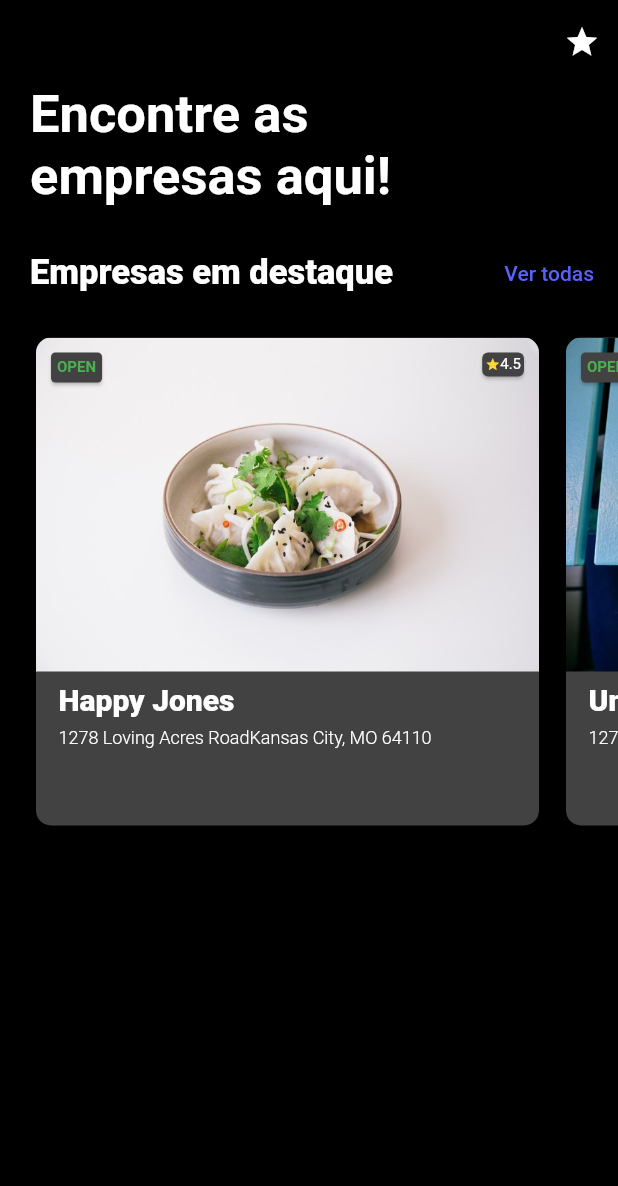
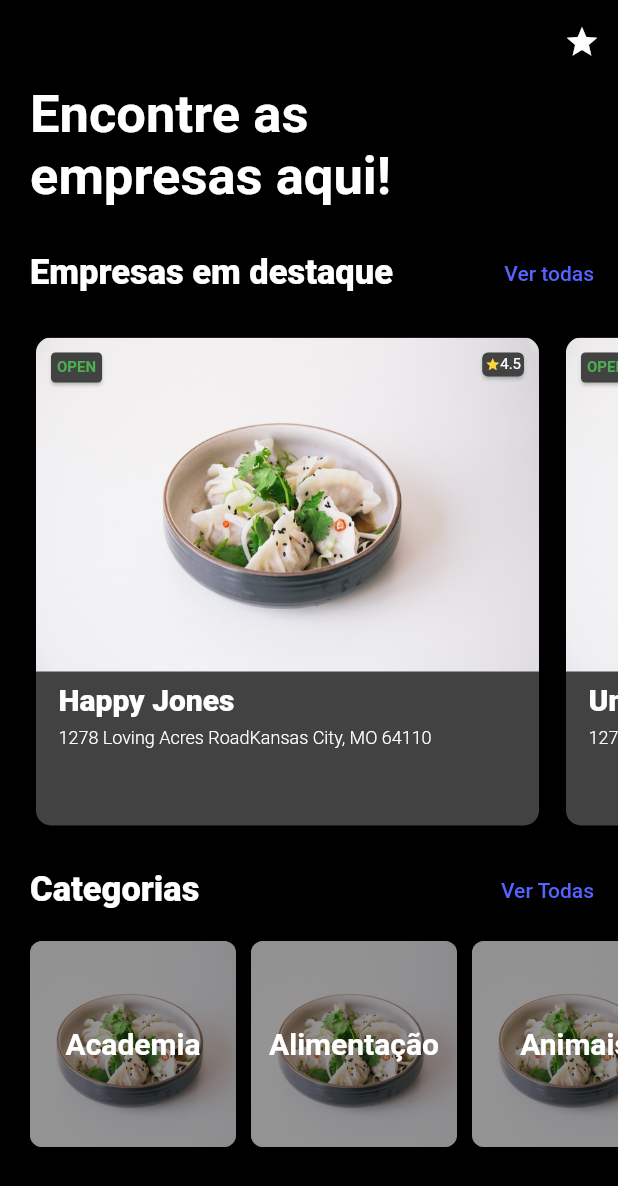
Before and after one commit to shinoda-labs/Encontre-Ai, a Flutter app: the screen it shows after launch, on a phone screen of 412 x 824 dp. Shown: the top 1186 px of the screen. Run offline on Flutter 3.47's test engine with Material 2 defaults, Android fonts, the phone set to English and light mode, and no system bars.

Commit message:
Slider Categorias

```diff
--- a/lib/screen/home.dart
+++ b/lib/screen/home.dart
@@ -1,6 +1,7 @@
 import 'package:encontre_ai/widgets/slide_item.dart';
 import 'package:flutter/material.dart';
 import 'package:encontre_ai/utils/emrpesas.dart';
+import 'package:encontre_ai/utils/categories.dart';
 
 class Home extends StatefulWidget {
   @override
@@ -8,7 +9,6 @@ class Home extends StatefulWidget {
 }
 
 class _HomeState extends State<Home> {
-
   @override
   Widget build(BuildContext context) {
     return Scaffold(
@@ -71,7 +71,91 @@ class _HomeState extends State<Home> {
               },
             ),
           ),
-          SizedBox(height: 10.0)
+          SizedBox(height: 10.0),
+          Row(
+            mainAxisAlignment: MainAxisAlignment.spaceBetween,
+            children: <Widget>[
+              Text(
+                "Categorias",
+                style: TextStyle(fontSize: 23, fontWeight: FontWeight.w800),
+              ),
+              FlatButton(
+                child: Text(
+                  "Ver Todas",
+                  style: TextStyle(color: Theme.of(context).accentColor),
+                ),
+                onPressed: () {},
+              )
+            ],
+          ),
+          SizedBox(
+            height: 10.0,
+          ),
+          Container(
+              height: MediaQuery.of(context).size.height/6,
+              child: ListView.builder(
+                primary: false,
+                scrollDirection: Axis.horizontal,
+                shrinkWrap: true,
+                itemCount: categories == null ? 0:categories.length,
+                itemBuilder: (BuildContext context, int index) {
+                  Map cat = categories[index];
+                  return Padding(
+                    padding: EdgeInsets.only(right: 10.0),
+                    child: ClipRRect(
+                      borderRadius: BorderRadius.circular(8.0),
+                      child: Stack(
+                        children: <Widget>[
+                          Image.asset(
+                            cat["img"],
+                            height: MediaQuery.of(context).size.height/6,
+                            width: MediaQuery.of(context).size.height/6,
+                            fit: BoxFit.cover,
+                          ),
+                          Container(
+                            decoration: BoxDecoration(
+                              gradient: LinearGradient(
+                                begin: Alignment.topCenter,
+                                end: Alignment.bottomCenter,
+                                stops: [0.2, 0.7],
+                                colors: [
+                                  Color.fromARGB(100, 0, 0, 0),
+                                  Color.fromARGB(100, 0, 0, 0),
+                                ],
+                              ),
+                            ),
+                            height: MediaQuery.of(context).size.height/6,
+                            width: MediaQuery.of(context).size.height/6,
+                          ),
+                          Center(
+                            child: Container(
+                              height: MediaQuery.of(context).size.height/6,
+                              width: MediaQuery.of(context).size.height/6,
+                              padding: EdgeInsets.all(1),
+                              constraints: BoxConstraints(
+                                minWidth: 20,
+                                minHeight: 20,
+                              ),
+                              child: Center(
+                                child: Text(
+                                  cat["name"],
+                                  style: TextStyle(
+                                    color: Colors.white,
+                                    fontSize: 20,
+                                    fontWeight: FontWeight.bold,
+                                  ),
+                                  textAlign: TextAlign.center,
+                                ),
+                              ),
+                            ),
+                          ),
+                        ],
+                      ),
+                    )
+                  );
+                },
+              ),
+            )
         ],
       ),
     );
--- /dev/null
+++ b/lib/utils/categories.dart
@@ -0,0 +1,85 @@
+import 'package:flutter/material.dart';
+
+List categories = [
+  {
+    "name": "Academia",
+    "img": "assets/food1.jpeg"
+  },
+  {
+    "name": "Alimentação",
+    "img": "assets/food1.jpeg"
+  },
+  {
+    "name": "Animais",
+    "img": "assets/food1.jpeg"
+  },
+  {
+    "name": "Artigos Esportivos",
+    "img": "assets/food1.jpeg"
+  },
+  {
+    "name": "Automóveis",
+    "img": "assets/food1.jpeg"
+  },
+  {
+    "name": "Bares",
+    "img": "assets/food1.jpeg"
+  },
+  {
+    "name": "Bazar",
+    "img": "assets/food1.jpeg"
+  },
+  {
+    "name": "Beleza Feminina",
+    "img": "assets/food1.jpeg"
+  },
+  {
+    "name": "Beleza Masculina",
+    "img": "assets/food1.jpeg"
+  },
+  {
+    "name": "Eletronicos",
+    "img": "assets/food1.jpeg"
+  },
+  {
+    "name": "Informática",
+    "img": "assets/food1.jpeg"
+  },
+  {
+    "name": "Móveis",
+    "img": "assets/food1.jpeg"
+  },
+  {
+    "name": "Obras e Reformas",
+    "img": "assets/food1.jpeg"
+  },
+  {
+    "name": "Papelaria",
+    "img": "assets/food1.jpeg"
+  },
+
+  {
+    "name": "Posto de Combustiveis",
+    "img": "assets/food1.jpeg"
+  },
+  {
+    "name": "Saúde",
+    "img": "assets/food1.jpeg"
+  },
+  {
+    "name": "Serralheria",
+    "img": "assets/food1.jpeg"
+  },
+  {
+    "name": "Serviços Financeiros",
+    "img": "assets/food1.jpeg"
+  },
+  {
+    "name": "Supermercado",
+    "img": "assets/food1.jpeg"
+  },
+  {
+    "name": "Vestuário",
+    "img": "assets/food1.jpeg"
+  },
+];
--- a/lib/utils/emrpesas.dart
+++ b/lib/utils/emrpesas.dart
@@ -6,31 +6,31 @@ List empresas = [
     "rating": "4.5"
   },
   {
-    "img": "assets/food2.jpeg",
+    "img": "assets/food1.jpeg",
     "title": "Uncle Boons",
     "address": "1278 Loving Acres RoadKansas City, MO 64110",
     "rating": "4.5"
   },
   {
-    "img": "assets/food3.jpeg",
+    "img": "assets/food1.jpeg",
     "title": "Happy Jones",
     "address": "1278 Loving Acres RoadKansas City, MO 64110",
     "rating": "4.5"
   },
   {
-    "img": "assets/food4.jpeg",
+    "img": "assets/food1.jpeg",
     "title": "Uncle Boons",
     "address": "1278 Loving Acres RoadKansas City, MO 64110",
     "rating": "4.5"
   },
   {
-    "img": "assets/food5.jpeg",
+    "img": "assets/food1.jpeg",
     "title": "Happy Jones",
     "address": "1278 Loving Acres RoadKansas City, MO 64110",
     "rating": "4.5"
   },
   {
-    "img": "assets/food6.jpeg",
+    "img": "assets/food1.jpeg",
     "title": "Happy Jones",
     "address": "1278 Loving Acres RoadKansas City, MO 64110",
     "rating": "4.5"
--- a/lib/widgets/slide_item.dart
+++ b/lib/widgets/slide_item.dart
@@ -110,7 +110,7 @@ class _SlideItemState extends State<SlideItem> {
                   ),
                 ),
               ),
-              SizedBox(height: 10.0)
+              SizedBox(height: 5.0)
             ],
           ),
         ),
```
Also changed, not shown: pubspec.yaml (+5 -6 lines), assets/academias.jpeg (added), assets/alimentacao.jpeg (added), assets/eletronicos.jpeg (added), assets/informatica.jpeg (added), assets/saude.jpeg (added).
